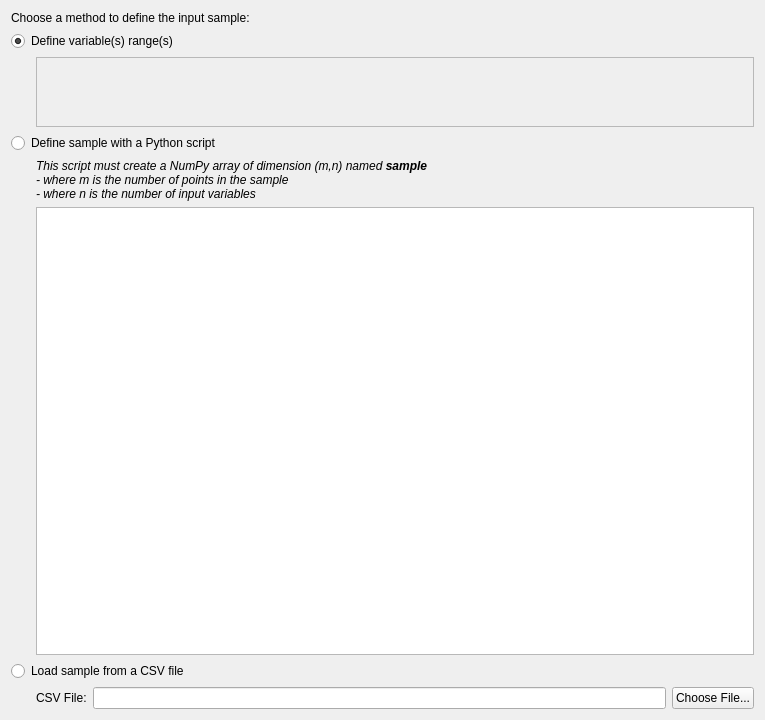
This is src/salome/parametric/gui/definevalues.ui in x3-apptech/salome-modules-parametric as Qt 5 draws it before an edit. The edited form follows.
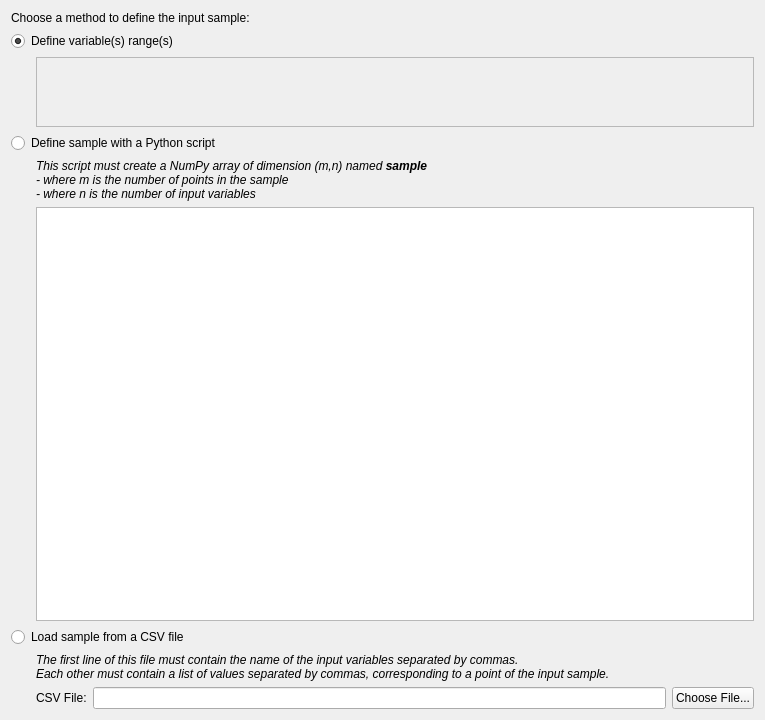
This is the edited form.

Commit message: Implement CSV file import

Diff of the .ui file:
```diff
--- a/src/salome/parametric/gui/definevalues.ui
+++ b/src/salome/parametric/gui/definevalues.ui
@@ -13,7 +13,7 @@
   <property name="windowTitle">
    <string>Sample Definition</string>
   </property>
-  <layout class="QVBoxLayout" name="verticalLayout">
+  <layout class="QVBoxLayout" name="verticalLayout_4">
    <item>
     <widget class="QLabel" name="label_3">
      <property name="text">
@@ -144,7 +144,7 @@
     </widget>
    </item>
    <item>
-    <layout class="QHBoxLayout" name="horizontalLayout_3">
+    <layout class="QHBoxLayout" name="horizontalLayout_4">
      <item>
       <spacer name="horizontalSpacer_4">
        <property name="orientation">
@@ -156,11 +156,27 @@
        <property name="sizeHint" stdset="0">
         <size>
          <width>25</width>
-         <height>10</height>
+         <height>13</height>
         </size>
        </property>
       </spacer>
      </item>
+     <item>
+      <layout class="QVBoxLayout" name="verticalLayout">
+       <item>
+        <widget class="QLabel" name="pyscriptLabel_2">
+         <property name="font">
+          <font>
+           <italic>true</italic>
+          </font>
+         </property>
+         <property name="text">
+          <string>The first line of this file must contain the name of the input variables separated by commas.&lt;br&gt;Each other must contain a list of values separated by commas, corresponding to a point of the input sample.</string>
+         </property>
+        </widget>
+       </item>
+       <item>
+        <layout class="QHBoxLayout" name="horizontalLayout_3">
      <item>
       <widget class="QLabel" name="label">
        <property name="text">
@@ -177,6 +193,10 @@
         <string>Choose File...</string>
        </property>
       </widget>
+         </item>
+        </layout>
+       </item>
+      </layout>
      </item>
     </layout>
    </item>
```
Lines whose indentation alone changed are shown as unchanged. The commit also changes 2 other files.
